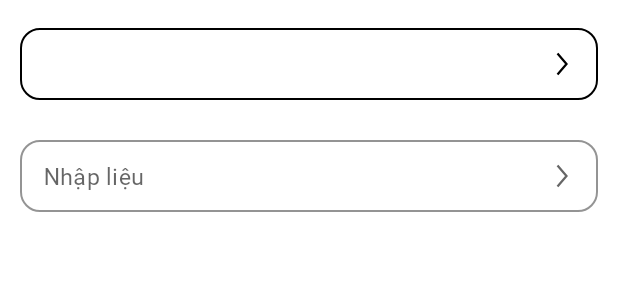
After one commit to phatmwj/capstone-project, an Android app: the layout activity_edittext.xml on its own in the app's theme, with its tools: preview values and no code run, on a phone screen of 412 x 824 dp. The commit adds this screen. Shown: the top 300 px of the screen. Run offline under Robolectric (Android 15) with nearby library versions, the phone set to English and light mode, and no system bars.

Commit message:
edittext

```diff
--- a/app/src/main/AndroidManifest.xml
+++ b/app/src/main/AndroidManifest.xml
@@ -80,6 +80,11 @@
 
         </activity>
         <activity
+            android:name=".ui.edittext.EdittextActivity"
+            android:exported="true"
+            android:windowSoftInputMode="adjustResize|stateHidden"
+            android:theme="@style/Welcome"/>
+        <activity
             android:name=".ui.rxjava.TestActivity"
             android:launchMode="singleTop"
             android:exported="true"
--- a/app/src/main/java/winwin/customer/app/di/component/ActivityComponent.java
+++ b/app/src/main/java/winwin/customer/app/di/component/ActivityComponent.java
@@ -2,6 +2,7 @@ package winwin.customer.app.di.component;
 
 import winwin.customer.app.di.module.ActivityModule;
 import winwin.customer.app.di.scope.ActivityScope;
+import winwin.customer.app.ui.edittext.EdittextActivity;
 import winwin.customer.app.ui.home.HomeActivity;
 import winwin.customer.app.ui.login.LoginActivity;
 import winwin.customer.app.ui.main.MainActivity;
@@ -32,4 +33,5 @@ public interface ActivityComponent {
 
     void inject(HomeActivity homeActivity);
     void inject(TestActivity testActivity);
+    void inject(EdittextActivity edittextActivity);
 }
--- /dev/null
+++ b/app/src/main/res/drawable/ic_icon_expand.xml
@@ -0,0 +1,11 @@
+<vector xmlns:android="http://schemas.android.com/apk/res/android"
+    android:width="8dp"
+    android:height="16dp"
+    android:viewportWidth="8"
+    android:viewportHeight="16">
+  <path
+      android:pathData="m1,1 l6,7 -6,7"
+      android:strokeWidth="1.5"
+      android:fillColor="#00000000"
+      android:strokeColor="#424242"/>
+</vector>
--- /dev/null
+++ b/app/src/main/res/layout/activity_edittext.xml
@@ -0,0 +1,91 @@
+<?xml version="1.0" encoding="utf-8"?>
+<layout xmlns:tools="http://schemas.android.com/tools"
+    xmlns:android="http://schemas.android.com/apk/res/android"
+    xmlns:app="http://schemas.android.com/apk/res-auto">
+
+    <data>
+        <variable
+            name="a"
+            type="winwin.customer.app.ui.edittext.EdittextActivity" />
+        <variable
+            name="vm"
+            type="winwin.customer.app.ui.edittext.EdittextViewModel" />
+        <import type="android.view.View" />
+
+    </data>
+
+    <LinearLayout
+        android:layout_width="match_parent"
+        android:layout_height="match_parent"
+        android:orientation="vertical"
+        android:background="@color/white">
+<!--        autocompletextview-->
+<!--        BoxBackgroundMode: outline, none, fill-->
+        <com.google.android.material.textfield.TextInputLayout
+            style="@style/Widget.MaterialComponents.TextInputLayout.OutlinedBox.Dense.ExposedDropdownMenu"
+            android:layout_width="match_parent"
+            android:layout_height="wrap_content"
+            android:layout_marginHorizontal="@dimen/_10sdp"
+            android:layout_marginVertical="@dimen/_10sdp"
+            android:visibility="visible"
+            app:boxBackgroundMode="outline"
+            app:shapeAppearanceOverlay="@style/Rounded"
+            app:boxStrokeWidth="@dimen/_1sdp"
+            app:boxStrokeWidthFocused="@dimen/_1sdp"
+            app:boxBackgroundColor="@color/white"
+            app:boxStrokeColor="@color/black"
+            app:boxStrokeErrorColor="@color/red_color"
+            app:endIconDrawable="@drawable/ic_icon_expand"
+            app:endIconTint="@color/black">
+            <AutoCompleteTextView
+                android:id="@+id/autoCompleteCR1"
+                android:layout_width="match_parent"
+                android:layout_height="@dimen/_37sdp"
+                android:layout_gravity="center"
+                android:gravity="center_vertical"
+                android:inputType="text"
+                android:completionThreshold="1"
+                android:textSize="@dimen/_12sdp"
+                android:editable="true"
+                android:overScrollMode="ifContentScrolls"
+                tools:ignore="LabelFor" />
+
+        </com.google.android.material.textfield.TextInputLayout>
+
+<!--        android:hint="Mật khẩu *"-->
+<!--        app:helperTextTextColor="#898A8D"-->
+<!--        app:boxCollapsedPaddingTop="0dp"-->
+<!--        app:expandedHintEnabled="true"-->
+        <com.google.android.material.textfield.TextInputLayout
+            android:layout_width="match_parent"
+            android:layout_height="wrap_content"
+            android:layout_marginVertical="@dimen/_10sdp"
+            android:layout_marginHorizontal="@dimen/_10sdp"
+            style="@style/Widget.MaterialComponents.TextInputLayout.OutlinedBox.Dense"
+            app:boxBackgroundMode="outline"
+            app:shapeAppearanceOverlay="@style/Rounded"
+            app:expandedHintEnabled="@{vm.password != null &amp;&amp; !vm.password.empty ? Boolean.FALSE : Boolean.TRUE}"
+            app:hintEnabled="false"
+            app:boxStrokeColor="@color/black"
+            app:boxBackgroundColor="@color/white"
+            app:hintTextColor="#898A8D"
+            app:boxStrokeWidthFocused="@dimen/_1sdp"
+            app:endIconMode="password_toggle"
+            app:endIconDrawable="@drawable/ic_icon_expand"
+            app:hintAnimationEnabled="true">
+
+            <com.google.android.material.textfield.TextInputEditText
+                android:layout_width="match_parent"
+                android:layout_height="@dimen/_37sdp"
+                android:ellipsize="end"
+                android:focusable="true"
+                android:textSize="@dimen/_12ssp"
+                android:hint="Nhập liệu"
+                android:importantForAccessibility="yes"
+                android:inputType="textPassword"
+                android:text="@={vm.password}"
+                android:maxLines="1"/>
+        </com.google.android.material.textfield.TextInputLayout>
+
+    </LinearLayout>
+</layout>
--- a/app/src/main/res/values/styles.xml
+++ b/app/src/main/res/values/styles.xml
@@ -80,7 +80,7 @@
         <item name="colorControlNormal">@color/white</item>
         <item name="windowNoTitle">true</item>
     </style>
-    <!-- Welcome Acitivity -->
+    <!-- Base Activity Theme -->
     <style name="Welcome" parent="Theme.MaterialComponents.Light.NoActionBar">
         <item name="fontFamily">@font/application_font</item>
         <item name="android:fontFamily">@font/application_font</item>
@@ -90,6 +90,7 @@
         <item name="android:windowLightStatusBar">true</item>
         <!-- navigation icon color -->
         <item name="colorControlNormal">@color/black</item>
+        <item name="colorPrimary">@color/black</item>
         <item name="windowNoTitle">true</item>
     </style>
     <style name="AppButtonStyle" parent="Widget.AppCompat.Button.Colored">
@@ -193,5 +194,9 @@
         <item name="fontFamily">@font/roboto_bold</item>
         <item name="android:fontFamily">@font/roboto_bold</item>
     </style>
+    <style name="Rounded" parent="ShapeAppearance.MaterialComponents.SmallComponent">
+        <item name="cornerFamily">rounded</item>
+        <item name="cornerSize">@dimen/_10sdp</item>
+    </style>
 
 </resources>
```
Also changed, not shown: app/src/main/java/winwin/customer/app/data/model/api/response/CancelReason.java (added, +19 -0 lines), app/src/main/java/winwin/customer/app/di/module/ActivityModule.java (+9 -0 lines), app/src/main/java/winwin/customer/app/ui/edittext/EdittextActivity.java (added, +79 -0 lines), app/src/main/java/winwin/customer/app/ui/edittext/EdittextViewModel.java (added, +15 -0 lines), app/src/main/java/winwin/customer/app/ui/edittext/adapter/CancelReasonAdapter.java (added, +50 -0 lines), app/src/main/java/winwin/customer/app/ui/rxjava/TestActivity.java (+35 -2 lines), app/src/main/res/layout/item_cancel_reason.xml (added, +43 -0 lines).
